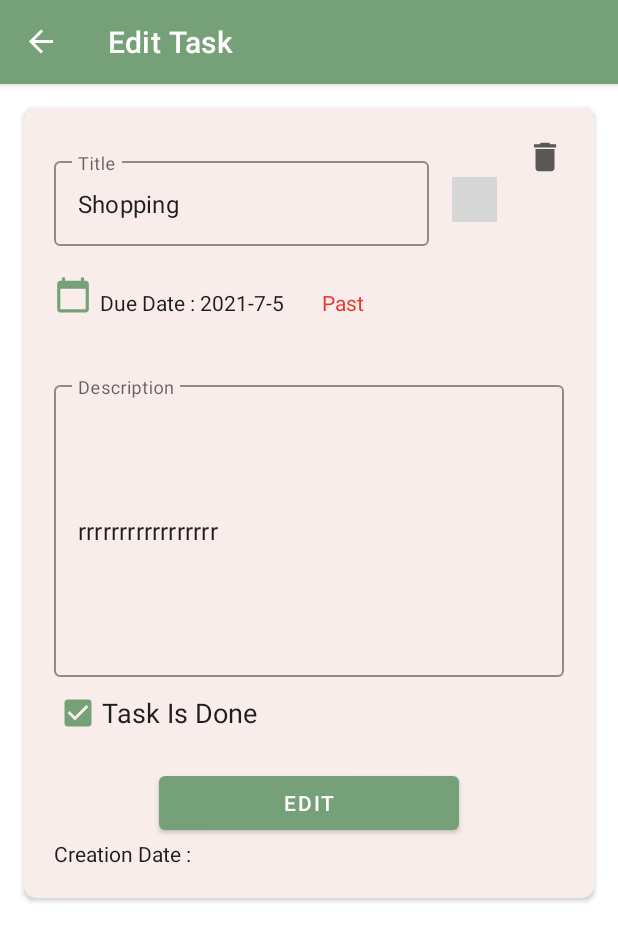
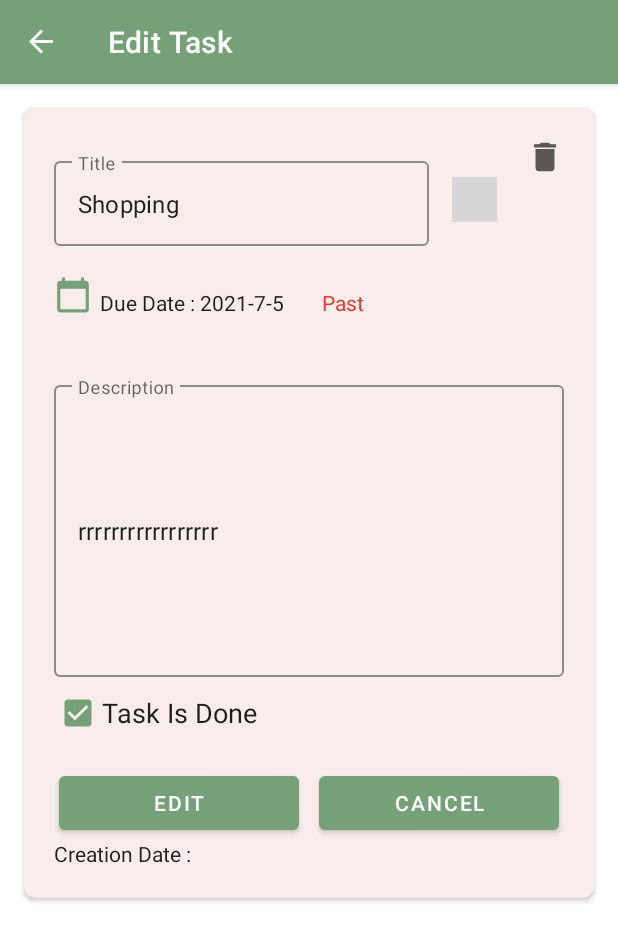
Before and after one commit to reem-altammami/ToDoListApp, an Android app: the screen it shows after launch (MainActivity), after a tap on an icon or button, on a phone screen of 412 x 824 dp. Shown: the top 941 px of the screen. Run offline under Robolectric (Android 15) with nearby library versions, the phone set to English and light mode, and no system bars; our stand-ins replace data binding, navigation-ui; 1 statement that could not run was skipped; grey boxes are pictures that could not be loaded.

Commit message:
add cancel button

```diff
--- a/app/src/main/java/com/example/todolistapp/EditFragment.kt
+++ b/app/src/main/java/com/example/todolistapp/EditFragment.kt
@@ -83,6 +83,10 @@ class EditFragment : Fragment() {
 
     }
 
+fun backWithOutUpdate(){
+    findNavController().navigate(R.id.action_editFragment_to_taskListFragment)
+}
+
     //Dialog to confirm delete task
     fun showConfirmDeletionDialog() {
         MaterialAlertDialogBuilder(requireContext())
--- a/app/src/main/res/layout/fragment_edit.xml
+++ b/app/src/main/res/layout/fragment_edit.xml
@@ -131,14 +131,28 @@
                         app:layout_constraintTop_toBottomOf="@id/fieldDescription"
                         android:layout_marginBottom="30dp" />
                     <Button
-                        android:id="@+id/done"
+                        android:id="@+id/edit_button"
                         android:text="@string/edit"
                         app:layout_constraintStart_toStartOf="parent"
+                        app:layout_constraintEnd_toStartOf="@id/cancel_button"
+                        app:layout_constraintTop_toBottomOf="@id/fieldDescription"
+                        app:layout_constraintBottom_toTopOf="@id/creation_date"
+                        android:layout_width="160dp"
+                        android:textAlignment="center"
+                        android:onClick="@{()->editFragment.updateTask() }"
+                        android:layout_height="wrap_content"
+                        android:layout_marginTop="60dp" />
+                    <Button
+                        android:id="@+id/cancel_button"
+                        android:text="@string/cancel"
+                        android:textAlignment="center"
+                        app:layout_constraintStart_toEndOf="@id/edit_button"
                         app:layout_constraintEnd_toEndOf="parent"
                         app:layout_constraintTop_toBottomOf="@id/fieldDescription"
                         app:layout_constraintBottom_toTopOf="@id/creation_date"
-                        android:layout_width="200dp"
-                        android:onClick="@{()->editFragment.updateTask() }"
+                        android:layout_marginStart="10dp"
+                        android:layout_width="160dp"
+                        android:onClick="@{()->editFragment.backWithOutUpdate() }"
                         android:layout_height="wrap_content"
                         android:layout_marginTop="60dp" />
 
```
